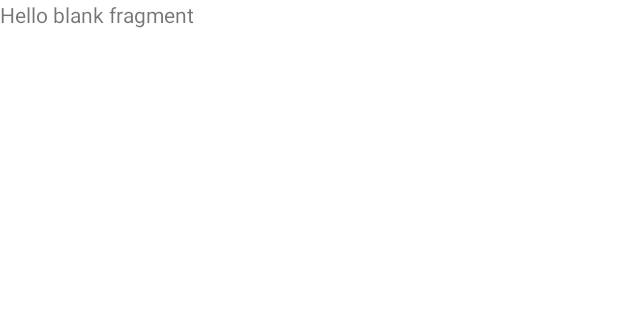
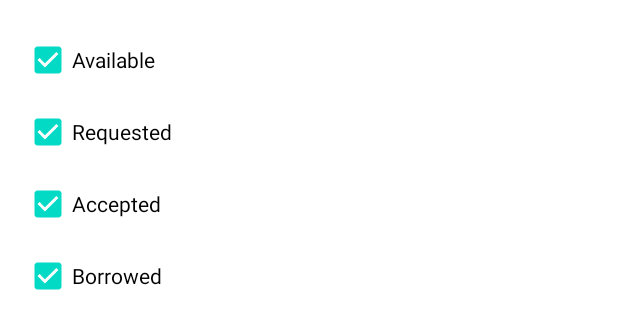
Before and after one commit to CMPUT301F20T01/Bookmark, an Android app: the layout fragment_filter_dialog.xml on its own in the app's theme, with its tools: preview values and no code run, on a phone screen of 412 x 824 dp. Shown: the top 329 px of the screen. Run offline under Robolectric (Android 15) with nearby library versions, the phone set to English and light mode, and no system bars.

Commit message:
Add filter dialog layout

```diff
--- a/src/app/src/main/res/layout/fragment_filter_dialog.xml
+++ b/src/app/src/main/res/layout/fragment_filter_dialog.xml
@@ -1,14 +1,34 @@
 <?xml version="1.0" encoding="utf-8"?>
-<FrameLayout xmlns:android="http://schemas.android.com/apk/res/android"
+<LinearLayout xmlns:android="http://schemas.android.com/apk/res/android"
     xmlns:tools="http://schemas.android.com/tools"
     android:layout_width="match_parent"
     android:layout_height="match_parent"
+    android:orientation="vertical"
+    android:padding="16dp"
     tools:context=".fragments.FilterDialogFragment">
 
-    <!-- TODO: Update blank fragment layout -->
-    <TextView
+    <CheckBox
         android:layout_width="match_parent"
-        android:layout_height="match_parent"
-        android:text="@string/hello_blank_fragment" />
+        android:layout_height="wrap_content"
+        android:checked="true"
+        android:text="@string/available" />
 
-</FrameLayout>
+    <CheckBox
+        android:layout_width="match_parent"
+        android:layout_height="wrap_content"
+        android:checked="true"
+        android:text="@string/requested" />
+
+    <CheckBox
+        android:layout_width="match_parent"
+        android:layout_height="wrap_content"
+        android:checked="true"
+        android:text="@string/accepted" />
+
+    <CheckBox
+        android:layout_width="match_parent"
+        android:layout_height="wrap_content"
+        android:checked="true"
+        android:text="@string/borrowed" />
+
+</LinearLayout>
--- a/src/app/src/main/res/values/strings.xml
+++ b/src/app/src/main/res/values/strings.xml
@@ -15,6 +15,12 @@
     <string name="isbn">ISBN</string>
     <string name="delete">Delete</string>
     <string name="username">Username</string>
+
+
+    <string name="available">Available</string>
+    <string name="requested">Requested</string>
+    <string name="accepted">Accepted</string>
+    <string name="borrowed">Borrowed</string>
 
     <string name="login">LOGIN</string>
     <string name="signup">SIGN UP</string>
```
